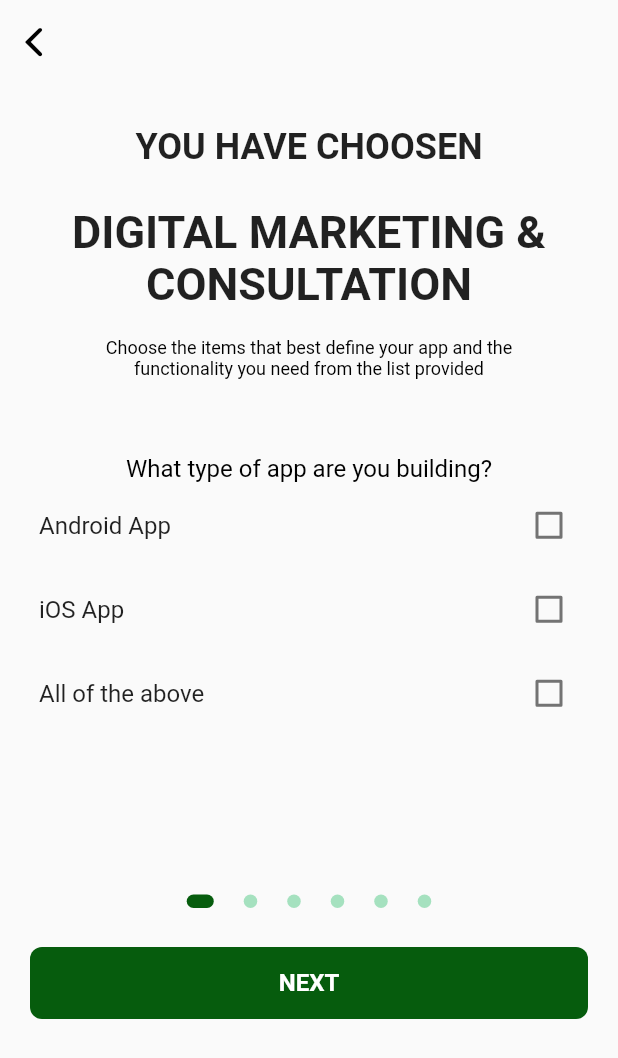
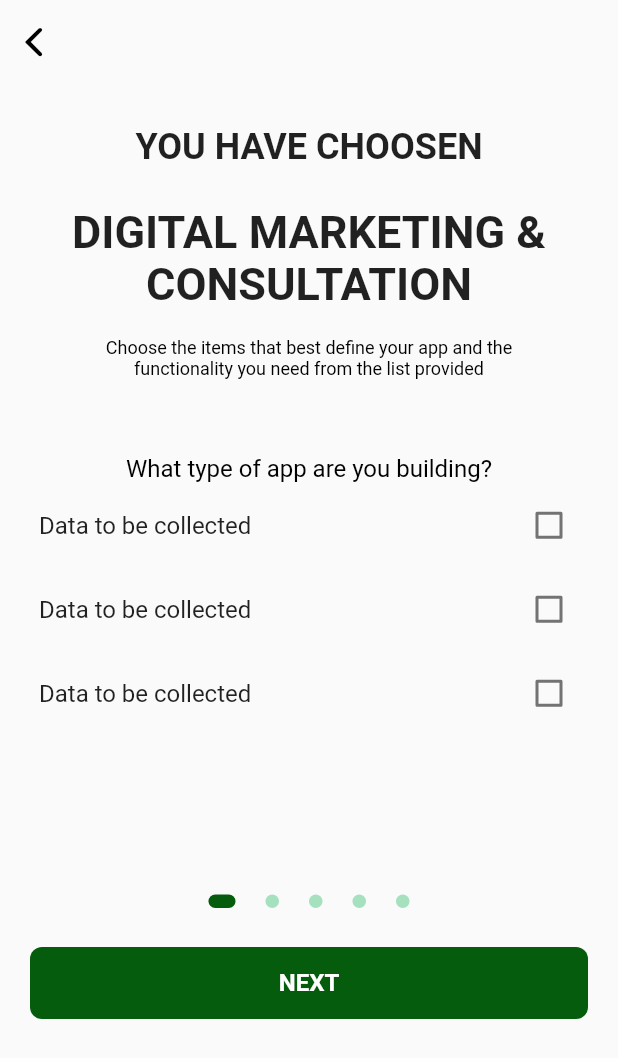
Before and after one commit to ronealdenila/lns-service-cost-calculator, a Flutter app: the screen it shows once a user with an empty profile is signed in, after a tap on "DIGITAL MARKETING & CONSULTATION", on a phone screen of 412 x 824 dp. Shown: the top 1058 px of the screen. Run offline on Flutter 3.47's test engine with Material 2 defaults, Android fonts, the phone set to English and light mode, and no system bars; drawn by our look-alikes of dots_indicator; our stand-ins replace firebase_auth, firebase_core; accounts and stored records are empty; network calls fail.

Commit message:
commit for progress of app presentation

```diff
--- a/lib/dummy_data.dart
+++ b/lib/dummy_data.dart
@@ -10,33 +10,36 @@
     price: 200,
     appType: [
       AppTypeModel(
-        title: 'Android App',
-        description: 'Mobile App Efforts',
-        icon: Icons.android,
+        title: 'Data to be collected',
+        description: 'Data to be collected',
+        icon: Icons.quiz,
       ),
       AppTypeModel(
-        title: 'iOS App',
-        description: 'iOS App Effort',
-        icon: Icons.airplay,
+        title: 'Data to be collected',
+        description: 'Data to be collected',
+        icon: Icons.quiz,
       ),
       AppTypeModel(
-        title: 'All of the above',
-        description: 'Multi-platform Efforts',
-        icon: Icons.flutter_dash,
+        title: 'Data to be collected',
+        description: 'Data to be collected',
+        icon: Icons.quiz,
       ),
     ],
     appCategory: [
       AppTypeModel(
-        title: 'Service app',
-        description: 'Service app description',
-        icon: Icons.construction,
+        title: 'Data to be collected',
+        description: 'Data to be collected',
+        icon: Icons.quiz,
       ),
       AppTypeModel(
-        title: 'Booking App',
-        description: 'Booking app description',
-        icon: Icons.airplanemode_on_outlined,
+        title: 'Data to be collected',
+        description: 'Data to be collected',
+        icon: Icons.quiz,
       ),
     ],
+    appScreen: [],
+    appAuthType: [],
+    appFeatures: [],
   ),
   ServiceTypeModel(
     id: 's2',
@@ -46,33 +49,36 @@
     price: 200,
     appType: [
       AppTypeModel(
-        title: 'Android App',
-        description: 'Mobile App Efforts',
-        icon: Icons.android,
+        title: 'Data to be collected',
+        description: 'Data to be collected',
+        icon: Icons.quiz,
       ),
       AppTypeModel(
-        title: 'iOS App',
-        description: 'iOS App Effort',
-        icon: Icons.ios_share,
+        title: 'Data to be collected',
+        description: 'Data to be collected',
+        icon: Icons.quiz,
       ),
       AppTypeModel(
-        title: 'All of the above',
-        description: 'Multi-platform Efforts',
-        icon: Icons.flutter_dash,
+        title: 'Data to be collected',
+        description: 'Data to be collected',
+        icon: Icons.quiz,
       ),
     ],
     appCategory: [
       AppTypeModel(
-        title: 'Service app',
-        description: 'Service app description',
-        icon: Icons.construction,
+        title: 'Data to be collected',
+        description: 'Data to be collected',
+        icon: Icons.quiz,
       ),
       AppTypeModel(
-        title: 'Booking App',
-        description: 'Booking app description',
-        icon: Icons.airplanemode_on_outlined,
+        title: 'Data to be collected',
+        description: 'Data to be collected',
+        icon: Icons.quiz,
       ),
     ],
+    appScreen: [],
+    appAuthType: [],
+    appFeatures: [],
   ),
   ServiceTypeModel(
     id: 's3',
@@ -189,20 +195,18 @@
         icon: Icons.credit_card,
       ),
       FeaturesModel(
-        title: 'MAPS AND GEO-LOCATION',
-        description: '3 DAYS',
-        icon: Icons.map
-      ),
+          title: 'MAPS AND GEO-LOCATION',
+          description: '3 DAYS',
+          icon: Icons.map),
       FeaturesModel(
         title: 'PAYMENT GETWAY INTEGRATION',
         description: '6 DAYS',
         icon: Icons.payments,
       ),
       FeaturesModel(
-        title: 'PUSH NOTIFICATION',
-        description: '7 DAYS',
-        icon: Icons.notifications_active
-      ),
+          title: 'PUSH NOTIFICATION',
+          description: '7 DAYS',
+          icon: Icons.notifications_active),
       FeaturesModel(
         title: 'MULTI-LANGUAGE',
         description: '5 DAYS',
@@ -245,6 +249,9 @@
         icon: Icons.airplanemode_on_outlined,
       ),
     ],
+    appScreen: [],
+    appAuthType: [],
+    appFeatures: [],
   ),
   ServiceTypeModel(
     id: 's5',
@@ -281,5 +288,8 @@
         icon: Icons.airplanemode_on_outlined,
       ),
     ],
+    appScreen: [],
+    appAuthType: [],
+    appFeatures: [],
   ),
 ];
--- a/lib/main.dart
+++ b/lib/main.dart
@@ -3,23 +3,17 @@
 import 'package:firebase_auth/firebase_auth.dart';
 import 'package:firebase_core/firebase_core.dart';
 import 'package:lns_service_cost_calculator/providers/lns_api.dart';
-import 'package:lns_service_cost_calculator/screens/mobile_app_screens/authentication_type_screen.dart';
-import 'package:lns_service_cost_calculator/screens/mobile_app_screens/display_number_screen.dart';
-import 'package:lns_service_cost_calculator/screens/mobile_app_screens/mobile_app_screen.dart';
-import 'package:lns_service_cost_calculator/screens/mobile_app_screens/result_screen.dart';
+import 'package:lns_service_cost_calculator/screens/confirmation_screen.dart';
+import 'package:lns_service_cost_calculator/screens/mobile_app_screen.dart';
+import 'package:lns_service_cost_calculator/screens/result_screen.dart';
 
 import './providers/auth.dart';
 
 import 'package:provider/provider.dart';
 
-import '/screens/mobile_app_screens/confirmation_screen.dart';
-import '/screens/mobile_app_screens/app_category_screen.dart';
-import '/screens/mobile_app_screens/features_screen.dart';
-
 import '/screens/service_type_screen.dart';
 import '/screens/splash_screen.dart';
 import '/screens/on_boarding_screen.dart';
-import '/screens/mobile_app_screens/type_of_app_screen.dart';
 
 Future<void> main() async {
   WidgetsFlutterBinding.ensureInitialized();
@@ -61,23 +55,16 @@
           builder: (ctx, userSnapshot) {
             if (userSnapshot.connectionState == ConnectionState.waiting) {
               return SplashScreen();
-            }
-            if (userSnapshot.hasData) {
+            } else if (userSnapshot.hasData) {
               return ServiceTypeScreen();
-            } else {
+            } else
               return OnBoardingScreen();
-            }
           },
         ),
         routes: {
           ServiceTypeScreen.routeName: (ctx) => ServiceTypeScreen(),
-          TypeOfAppScreen.routeName: (ctx) => TypeOfAppScreen(),
           MobileAppScreen.routeName: (ctx) => MobileAppScreen(),
-          AppCategoryScreen.routeName: (ctx) => AppCategoryScreen(),
-          DisplayNumberScreen.routeName: (ctx) => DisplayNumberScreen(),
-          AuthenticationTypeScreen.routeName: (ctx) => AuthenticationTypeScreen(),
-          FeaturesScreen.routeName: (ctx) => FeaturesScreen(),
-          ConfirmationScreen.routeName: (ctx) => ConfirmationScreen(),
+          ConfirmationPage.routeName: (ctx) => ConfirmationPage(),
           ResultScreen.routeName: (ctx) => ResultScreen(),
         },
       ),
--- a/lib/providers/lns_api.dart
+++ b/lib/providers/lns_api.dart
@@ -20,11 +20,11 @@
     required this.title,
     required this.description,
     required this.price,
-    this.appType,
-    this.appCategory,
-    this.appScreen,
-    this.appAuthType,
-    this.appFeatures,
+    required this.appType,
+    required this.appCategory,
+    required this.appScreen,
+    required this.appAuthType,
+    required this.appFeatures,
   });
 }
 
@@ -107,6 +107,10 @@
     notifyListeners();
   }
 
+  void checkToggleCheckBox() {
+    print(_items.contains('appType'));
+  }
+
   void toggleMultipleCardSelection(dynamic items, int index) {
     items.isSelected = !items.isSelected!;
     print(index);
--- a/lib/screens/mobile_app_screens/authentication_type_screen.dart
+++ b/lib/screens/mobile_app_pages/authentication_type_screen.dart
@@ -9,10 +9,10 @@
 
 import 'package:provider/provider.dart';
 
-class AuthenticationTypeScreen extends StatelessWidget {
+class AuthenticationTypePage extends StatelessWidget {
   static const routeName = 'authentication-type-option';
 
-  const AuthenticationTypeScreen({Key? key}) : super(key: key);
+  const AuthenticationTypePage({Key? key}) : super(key: key);
 
   @override
   Widget build(BuildContext context) {
--- a/lib/screens/mobile_app_screens/type_of_app_screen.dart
+++ b/lib/screens/mobile_app_pages/type_of_app_screen.dart
@@ -1,11 +1,7 @@
 import 'package:flutter/cupertino.dart';
 import 'package:flutter/material.dart';
-import 'package:lns_service_cost_calculator/screens/mobile_app_screens/app_category_screen.dart';
 import 'package:lns_service_cost_calculator/shared/app_colors.dart';
-import 'package:lns_service_cost_calculator/widgets/custom_dots_indicator.dart';
 import 'package:provider/provider.dart';
-
-import 'package:dots_indicator/dots_indicator.dart';
 
 import '/providers/lns_api.dart';
 
@@ -13,13 +9,10 @@
 
 import '/constants/app_strings.dart';
 
-import '/widgets/box_button.dart';
 import '/widgets/box_text.dart';
 
-class TypeOfAppScreen extends StatelessWidget {
+class TypeOfAppPage extends StatelessWidget {
   static const routeName = '/type-of-app-option';
-
-  final _form = GlobalKey<FormState>();
 
   // Future<void> _saveTypeofApp() async {
   //   _form.currentState!.save();
--- a/lib/screens/mobile_app_screens/result_screen.dart
+++ b/lib/screens/result_screen.dart
@@ -1,8 +1,8 @@
 import 'package:flutter/cupertino.dart';
 import 'package:flutter/material.dart';
-import 'package:lns_service_cost_calculator/providers/lns_api.dart';
-import 'package:lns_service_cost_calculator/shared/app_colors.dart';
 import 'package:provider/provider.dart';
+import 'package:lns_service_cost_calculator/providers/auth.dart';
+import 'package:lns_service_cost_calculator/widgets/box_button.dart';
 
 class ResultScreen extends StatefulWidget {
   static const routeName = 'result-screen';
@@ -15,17 +15,11 @@
   bool isExpand = false;
   @override
   Widget build(BuildContext context) {
+
     // final serviceTypeId = ModalRoute.of(context)!.settings.arguments as String;
     // final appProvider = Provider.of<AppProvider>(context);
 
     // final loadedServiceType = appProvider.findById(serviceTypeId);
-
-    final List<String> entries = <String>[
-      '1. What type of app are you building?',
-      '2. Which category best describes your app?',
-      '3. How many screens do you envision for your app?',
-      '4. How would you like your user to register/login to your app?',
-    ];
 
     return Scaffold(
       appBar: AppBar(
@@ -43,6 +37,15 @@
         centerTitle: true,
         elevation: 0,
         backgroundColor: Colors.white70,
+      ),
+      body: Padding(
+        padding: const EdgeInsets.all(20.0),
+        child: Center(
+          child: BoxButton(
+            title: 'Submit Quote Request',
+            onTap: () {
+              Provider.of<Auth>(context, listen: false).signOut();
+            },
           ),
           // body: Column(
           //   children: [
@@ -145,6 +148,8 @@
           //       ),
           //   ],
           // ),
+        ),
+      ),
     );
   }
 }
--- a/lib/screens/service_type_screen.dart
+++ b/lib/screens/service_type_screen.dart
@@ -1,12 +1,12 @@
 import 'package:flutter/material.dart';
 import 'package:lns_service_cost_calculator/constants/app_strings.dart';
 import 'package:lns_service_cost_calculator/providers/lns_api.dart';
-import 'package:lns_service_cost_calculator/screens/mobile_app_screens/mobile_app_screen.dart';
-import 'package:lns_service_cost_calculator/screens/mobile_app_screens/type_of_app_screen.dart';
 import 'package:lns_service_cost_calculator/shared/app_colors.dart';
 import 'package:lns_service_cost_calculator/shared/ui_helpers.dart';
 import 'package:lns_service_cost_calculator/widgets/box_text.dart';
 import 'package:provider/provider.dart';
+
+import 'mobile_app_screen.dart';
 
 class ServiceTypeScreen extends StatelessWidget {
   static const routeName = '/service-type-screen';
--- a/lib/widgets/options_layout.dart
+++ b/lib/widgets/options_layout.dart
@@ -1,8 +1,6 @@
 import 'package:flutter/material.dart';
 import 'package:lns_service_cost_calculator/shared/ui_helpers.dart';
-import 'package:lns_service_cost_calculator/widgets/box_button.dart';
 import 'package:lns_service_cost_calculator/widgets/box_text.dart';
-import 'package:lns_service_cost_calculator/widgets/custom_dots_indicator.dart';
 
 class OptionsLayout extends StatelessWidget {
   final String? title;
```
Also changed, not shown: lib/constants/app_strings.dart (+11 -4 lines), lib/providers/auth.dart (+13 -0 lines), lib/screens/confirmation_screen.dart (added, +102 -0 lines), lib/screens/mobile_app_pages/app_category_screen.dart (renamed from lib/screens/mobile_app_screens/features_screen.dart, +17 -17 lines), lib/screens/mobile_app_pages/display_number_screen.dart (renamed from lib/screens/mobile_app_screens/app_category_screen.dart, +19 -20 lines), lib/screens/mobile_app_pages/features_screen.dart (renamed from lib/screens/mobile_app_screens/display_number_screen.dart, +18 -21 lines), lib/screens/mobile_app_screen.dart (renamed from lib/screens/mobile_app_screens/mobile_app_screen.dart, +71 -27 lines), lib/screens/mobile_app_screens/confirmation_screen.dart (deleted, +0 -37 lines), lib/widgets/form_input_field_with_icon.dart (added, +57 -0 lines). Lines whose indentation alone changed are shown as unchanged.
